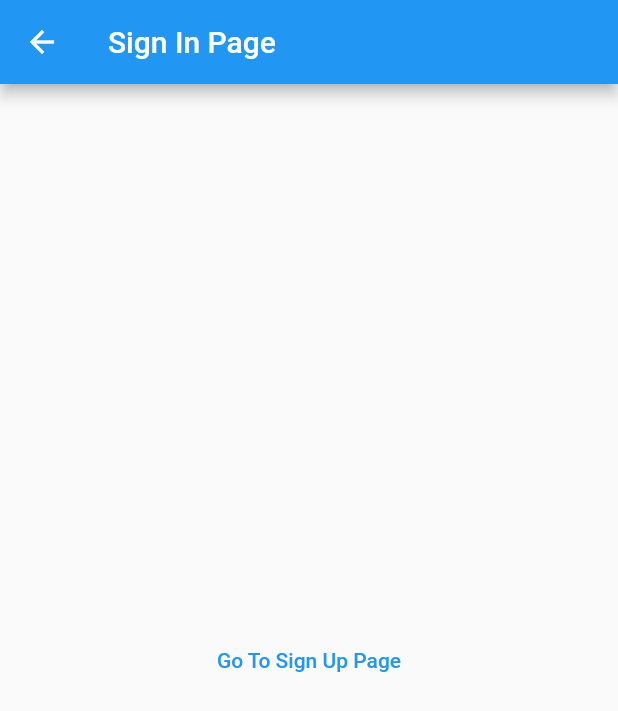
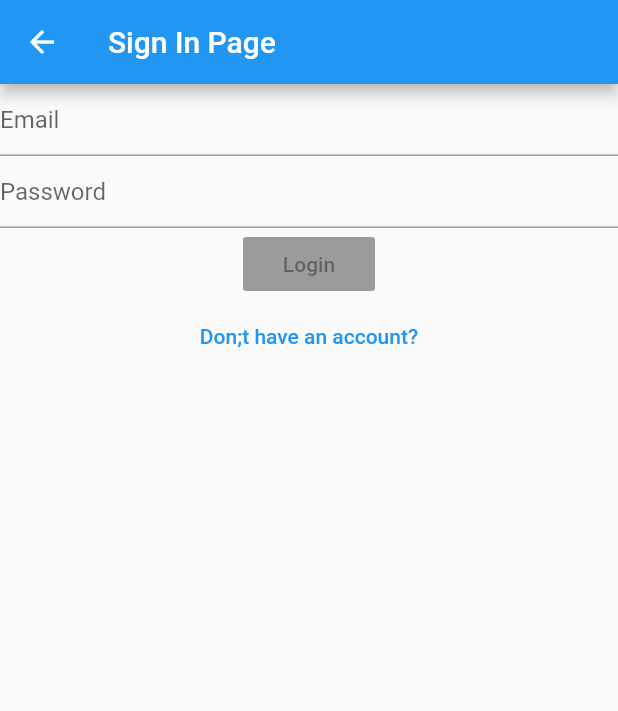
Before and after one commit to aiswaryasankar/dbreif_mobile, a Flutter app: the ThirdPage screen opened directly, on a phone screen of 412 x 824 dp. Shown: the top 711 px of the screen. Run offline on Flutter 3.47's test engine with Material 2 defaults, Android fonts, the phone set to English and light mode, and no system bars.

Commit message:
fourth commit

```diff
--- a/lib/main.dart
+++ b/lib/main.dart
@@ -94,8 +94,21 @@ class ThirdPage extends StatelessWidget {
         appBar: AppBar(
           title: Text(title),
         ),
-      body: Center(
-        child: TextButton(
+        body: Column(children: [
+          TextField(
+              decoration: InputDecoration(
+            hintText: "Email",
+          )),
+          TextField(
+            decoration: InputDecoration(
+              hintText: "Password",
+            ),
+          ),
+          RaisedButton(
+            child: Text('Login'),
+            onPressed: null,
+          ),
+          TextButton(
             onPressed: () {
               Navigator.push(
                   context,
@@ -103,9 +116,8 @@ class ThirdPage extends StatelessWidget {
                       builder: (context) =>
                           const SecondPage(title: 'Sign Up Page')));
             },
-          child: const Text('Go To Sign Up Page'),
+            child: const Text("Don;t have an account?"),
           ),
-      ),
-    );
+        ]));
   }
 }
```
Lines whose indentation alone changed are shown as unchanged.
